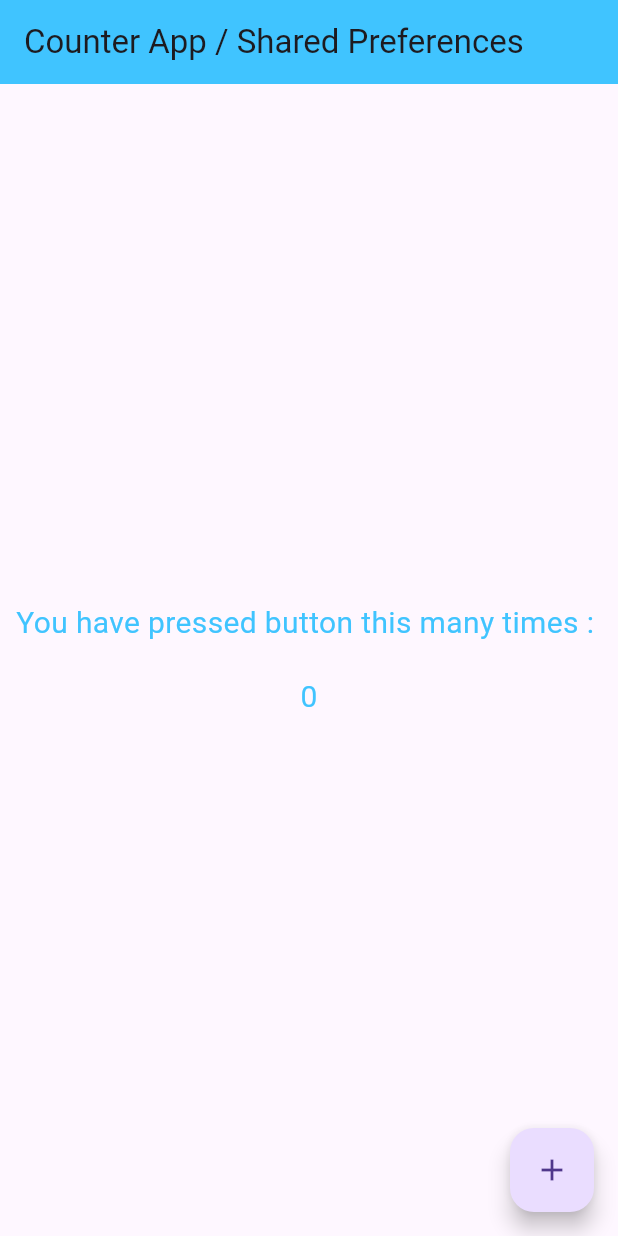
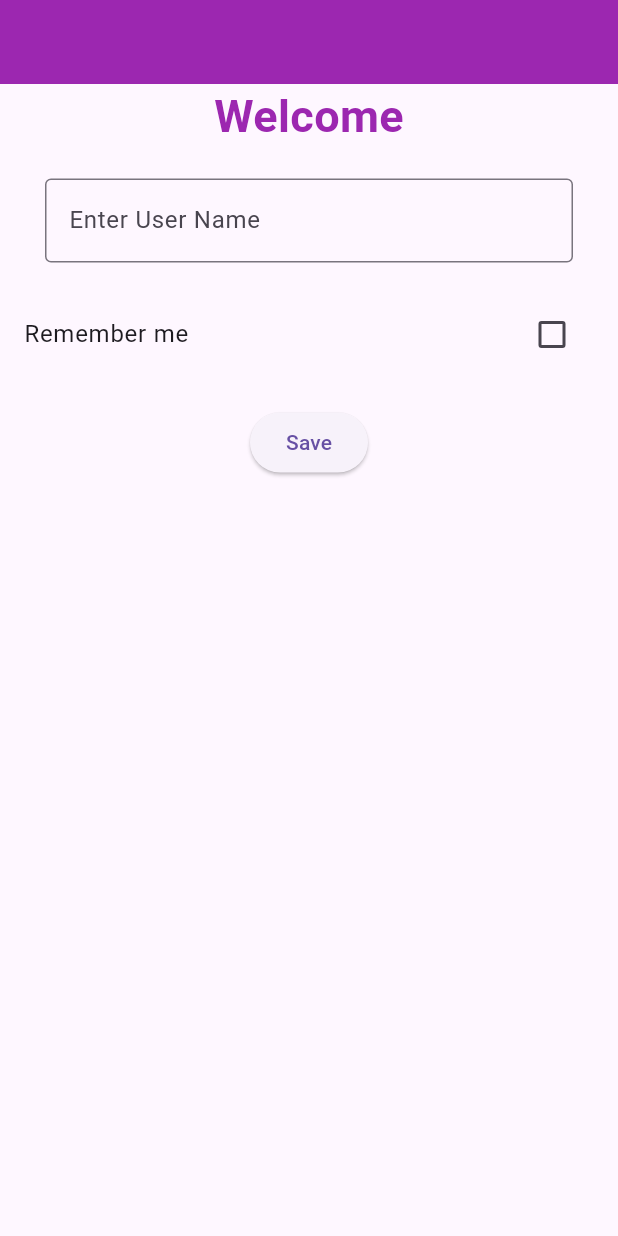
Before and after one commit to avni-7span/shared_preferences_demo, a Flutter app: the screen it shows after launch, on a phone screen of 412 x 824 dp. Run offline on Flutter 3.47's test engine with Material 3 defaults, Android fonts, the phone set to English and light mode, and no system bars; our stand-ins replace shared_preferences.

Commit message:
login screen data saver

```diff
--- a/lib/main.dart
+++ b/lib/main.dart
@@ -1,4 +1,5 @@
 import 'package:demo_sharedpreference/one_counter/counter_screen.dart';
+import 'package:demo_sharedpreference/two_user_info_save/login_screen.dart';
 import 'package:flutter/material.dart';
 
 void main() {
@@ -10,8 +11,8 @@ class MyApp extends StatelessWidget {
 
   @override
   Widget build(BuildContext context) {
-    return const MaterialApp(
-      home: CounterScreen(),
+    return MaterialApp(
+      home: LoginScreen(),
       debugShowCheckedModeBanner: false,
     );
   }
--- /dev/null
+++ b/lib/two_user_info_save/login_screen.dart
@@ -0,0 +1,80 @@
+import 'package:flutter/material.dart';
+import 'package:shared_preferences/shared_preferences.dart';
+
+class LoginScreen extends StatefulWidget {
+  LoginScreen({super.key});
+
+  @override
+  State<LoginScreen> createState() => _LoginScreenState();
+}
+
+class _LoginScreenState extends State<LoginScreen> {
+  bool _rememberMe = false;
+  String _userName = '';
+  final instance = SharedPreferences.getInstance();
+
+  Future<void> loadData() async {
+    final prefInstance = await instance;
+    setState(() {
+      _rememberMe = prefInstance.getBool('rememberMe') ?? false;
+      _userName = prefInstance.getString('userName') ?? '';
+    });
+  }
+
+  @override
+  void initState() {
+    super.initState();
+    loadData();
+  }
+
+  @override
+  Widget build(BuildContext context) {
+    return Scaffold(
+      appBar: AppBar(
+        backgroundColor: Colors.purple,
+      ),
+      body: Column(
+        children: [
+          const Text(
+            'Welcome',
+            style: TextStyle(
+                fontSize: 30,
+                fontWeight: FontWeight.bold,
+                color: Colors.purple),
+          ),
+          const SizedBox(height: 20),
+          Padding(
+            padding: const EdgeInsets.only(left: 30, right: 30),
+            child: TextField(
+              onChanged: (value) {
+                setState(() {
+                  _userName = value;
+                });
+              },
+              decoration: const InputDecoration(
+                  hintText: 'Enter User Name', border: OutlineInputBorder()),
+            ),
+          ),
+          const SizedBox(height: 20),
+          CheckboxListTile(
+              title: const Text('Remember me'),
+              value: _rememberMe,
+              onChanged: (value) {
+                setState(() {
+                  _rememberMe = value!;
+                });
+              }),
+          const SizedBox(height: 20),
+          ElevatedButton(
+            onPressed: () async {
+              final prefInstance = await instance;
+              prefInstance.setBool('rememberMe', _rememberMe);
+              prefInstance.setString('userName', _userName);
+            },
+            child: const Text('Save'),
+          ),
+        ],
+      ),
+    );
+  }
+}
```
Also changed, not shown: lib/one_counter/documentation_counter.dart (added, +82 -0 lines).
